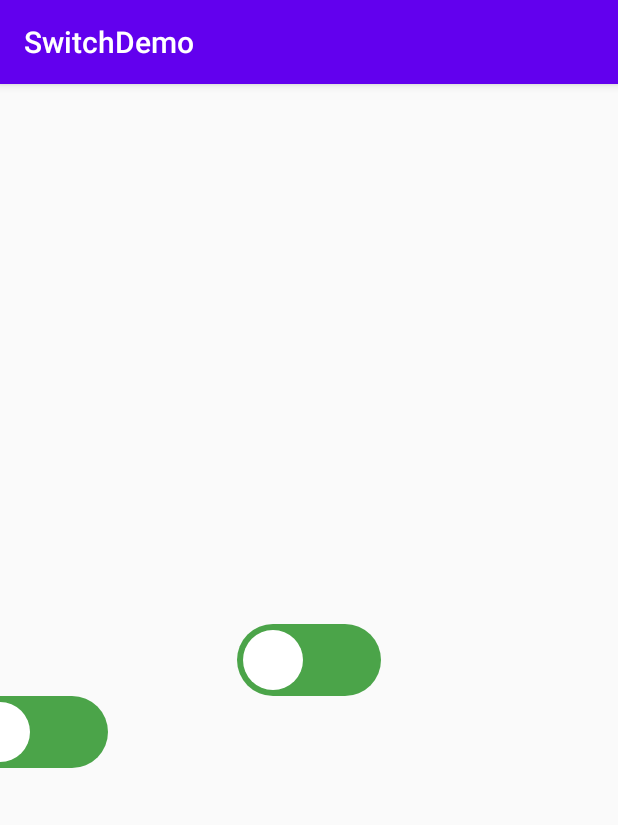
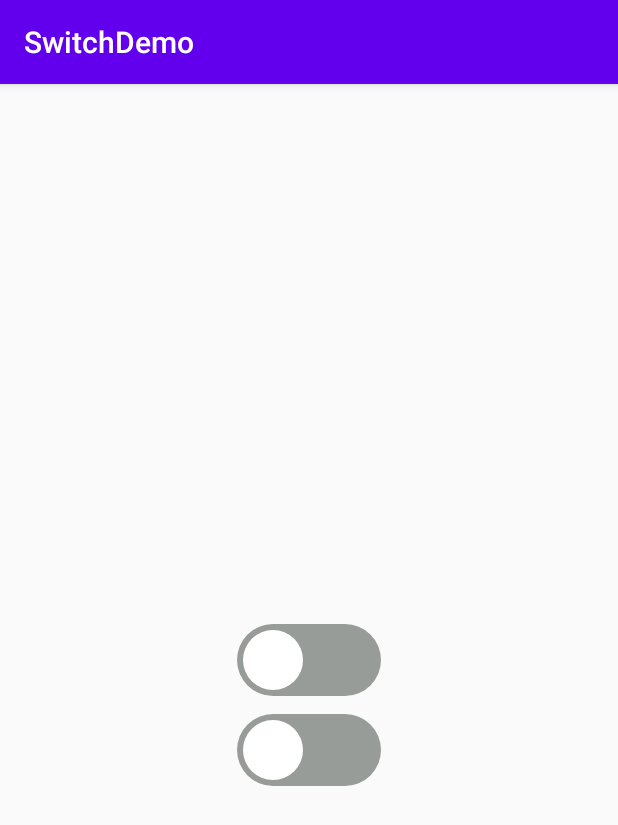
Before and after one commit to arirang372/AndroidSwitchDemo, an Android app: the screen it shows after launch (MainActivity), on a phone screen of 412 x 824 dp. Shown: the top 825 px of the screen. Run offline under Robolectric (Android 15) with nearby library versions, the phone set to English and light mode, and no system bars.

Commit message:
built the custom switch with style and selector

```diff
--- a/app/src/main/java/com/john/switchdemo/CustomSwitch.java
+++ b/app/src/main/java/com/john/switchdemo/CustomSwitch.java
@@ -11,17 +11,17 @@ import androidx.appcompat.widget.SwitchCompat;
 public class CustomSwitch extends Switch {
     public CustomSwitch(@NonNull Context context, @Nullable AttributeSet attrs, int defStyleAttr) {
         super(context, attrs, defStyleAttr);
-        setUpUI(context);
+        //setUpUI(context);
     }
 
     public CustomSwitch(@NonNull Context context, @Nullable AttributeSet attrs) {
         super(context, attrs);
-        setUpUI(context);
+       // setUpUI(context);
     }
 
     public CustomSwitch(@NonNull Context context) {
         super(context);
-        setUpUI(context);
+       // setUpUI(context);
     }
 
     private void setUpUI(Context context){
--- /dev/null
+++ b/app/src/main/res/drawable/switch_selector.xml
@@ -0,0 +1,25 @@
+<?xml version="1.0" encoding="utf-8"?>
+<selector xmlns:android="http://schemas.android.com/apk/res/android">
+    <item android:state_checked="false">
+        <shape android:shape="rectangle">
+            <solid android:color="#989c99" />
+            <corners android:radius="25dp" />
+            <size android:width="2dp" android:height="18dp" />
+        </shape>
+    </item>
+
+    <item android:state_checked="true">
+        <shape android:shape="rectangle">
+            <solid android:color="#4ba449" />
+            <corners android:radius="25dp" />
+            <size android:width="2dp" android:height="18dp" />
+        </shape>
+    </item>
+    <item android:state_focused="true">
+        <shape android:shape="rectangle">
+            <solid android:color="#4ba449" />
+            <corners android:radius="25dp" />
+            <size android:width="2dp" android:height="18dp" />
+        </shape>
+    </item>
+</selector>
--- a/app/src/main/res/layout/activity_main.xml
+++ b/app/src/main/res/layout/activity_main.xml
@@ -16,14 +16,15 @@
         android:scaleX="2"
         android:scaleY="2"
         android:thumb="@drawable/custom_thumb"
-        app:track="@drawable/custom_track"/>
+        app:track="@drawable/switch_selector"/>
 
     <com.john.switchdemo.CustomSwitch
         android:id="@+id/switch2"
         style="@style/SwitchTheme"
         android:layout_width="wrap_content"
         android:layout_height="wrap_content"
-        android:layout_marginTop="24dp"
+        android:layout_centerHorizontal="true"
+        android:layout_marginTop="36dp"
         android:layout_below="@id/switch1" />
 
 </RelativeLayout>
--- a/app/src/main/res/values/styles.xml
+++ b/app/src/main/res/values/styles.xml
@@ -7,10 +7,10 @@
         <item name="colorPrimaryDark">@color/colorPrimaryDark</item>
         <item name="colorAccent">@color/colorAccent</item>
     </style>
-    <style name="SwitchTheme" >
+    <style name="SwitchTheme" parent="Theme.AppCompat.Light">
         <item name="android:scaleX">2</item>
         <item name="android:scaleY">2</item>
+        <item name="android:track">@drawable/switch_selector</item>
         <item name="android:thumb">@drawable/custom_thumb</item>
-        <item name="android:track">@drawable/custom_track</item>
     </style>
 </resources>
```
